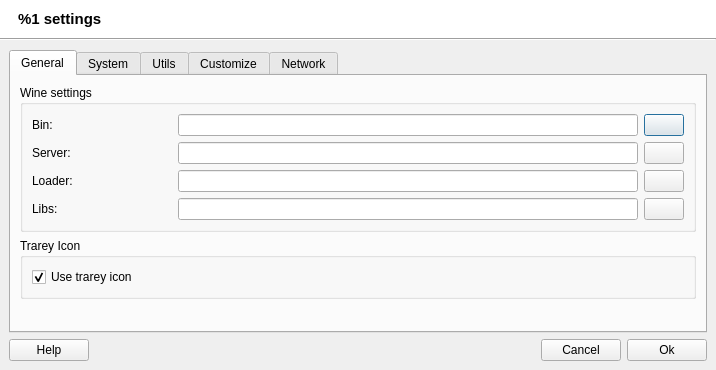
The window that src/uis/AppSettings.ui (brezerk/q4wine) describes before a commit, drawn with Qt 5.
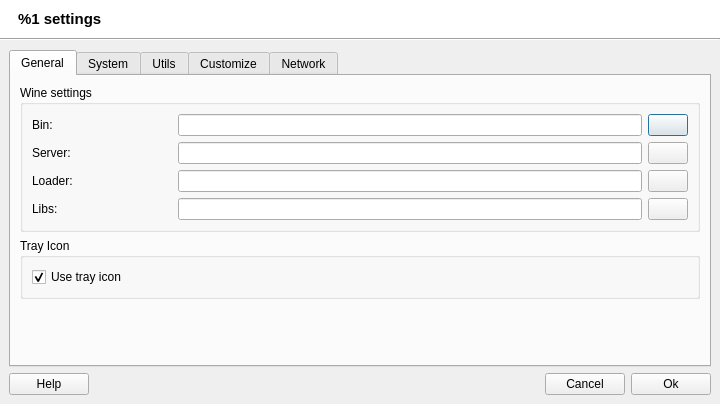
The same window after the commit. Icons and pictures are not drawn.

Commit message: - Fixed a lot of English spelling errors (thx Sergey Kishchenko	(tilarids)); - Fixed GUI bug: Text fields size, on some desktop configurations, are too small to edit;

```diff
--- a/src/uis/AppSettings.ui
+++ b/src/uis/AppSettings.ui
@@ -9,16 +9,10 @@
    <rect>
     <x>0</x>
     <y>0</y>
-    <width>716</width>
-    <height>370</height>
+    <width>714</width>
+    <height>404</height>
    </rect>
   </property>
-  <property name="minimumSize">
-   <size>
-    <width>340</width>
-    <height>370</height>
-   </size>
-  </property>
   <property name="windowTitle">
    <string>%1 settings</string>
   </property>
@@ -417,13 +411,13 @@
           <item>
            <widget class="QGroupBox" name="groupBox_4">
             <property name="title">
-             <string>Trarey Icon</string>
+             <string>Tray Icon</string>
             </property>
             <layout class="QVBoxLayout">
              <item>
               <widget class="QCheckBox" name="chShowTrarey">
                <property name="text">
-                <string>Use trarey icon</string>
+                <string>Use tray icon</string>
                </property>
                <property name="checked">
                 <bool>true</bool>
```
Left out of the diff: 4 changed lines with no effect on the pictures. The commit also changes 6 other files.
